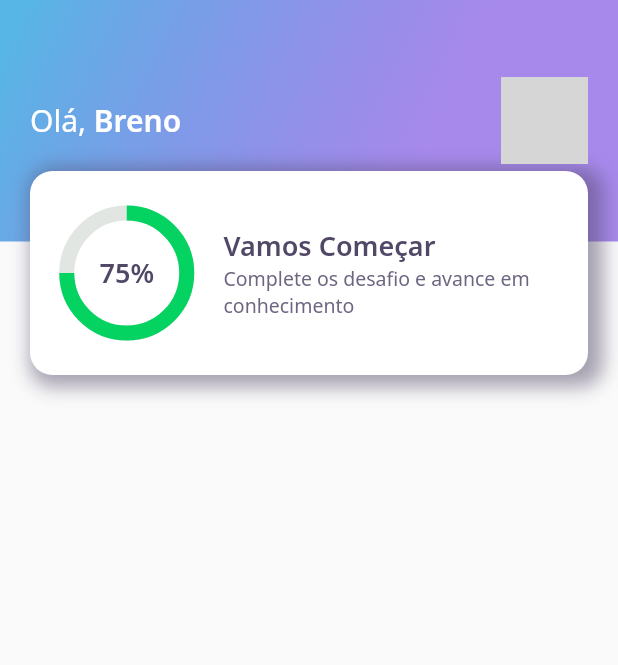
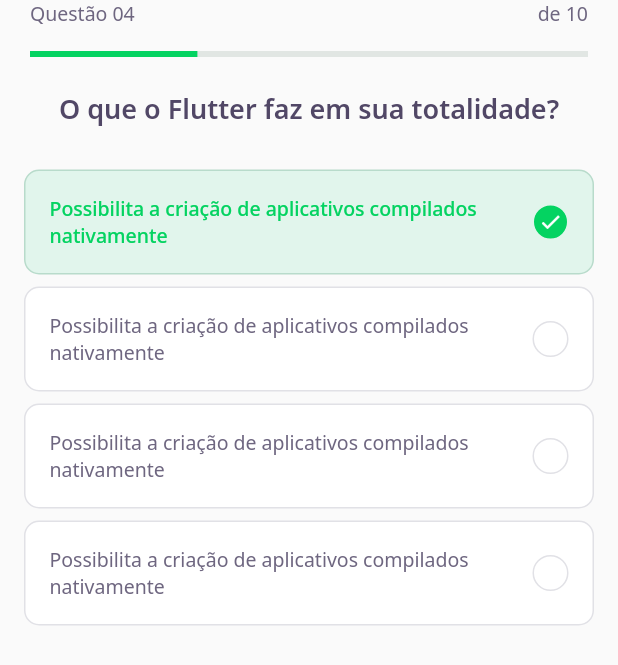
Before and after one commit to brenoos/dev_quiz, a Flutter app: the screen it shows after launch, on a phone screen of 412 x 824 dp. Shown: the top 665 px of the screen. Run offline on Flutter 3.47's test engine with Material 2 defaults, Android fonts, the phone set to English and light mode, and no system bars; our stand-ins replace google_fonts; grey boxes are pictures that could not be loaded.

Commit message:
second class

```diff
--- /dev/null
+++ b/lib/challenge/challenge_page.dart
@@ -0,0 +1,25 @@
+import 'package:DevQuiz/challenge/widgets/question_indicator/question_indicator_widget.dart';
+import 'package:DevQuiz/challenge/widgets/quiz/quiz_widget.dart';
+import 'package:flutter/material.dart';
+
+class ChallengePage extends StatefulWidget {
+  @override
+  _ChallengePageState createState() => _ChallengePageState();
+}
+
+class _ChallengePageState extends State<ChallengePage> {
+  @override
+  Widget build(BuildContext context) {
+    return Scaffold(
+      appBar: PreferredSize(
+        preferredSize: Size.fromHeight(60),
+        child: SafeArea(
+          child: QuestionIndicatorWidget(),
+        ),
+      ),
+      body: QuizWidget(
+        title: "O que o Flutter faz em sua totalidade?",
+      ),
+    );
+  }
+}
--- /dev/null
+++ b/lib/challenge/widgets/awnser/awnser_widget.dart
@@ -0,0 +1,83 @@
+import 'package:DevQuiz/core/core.dart';
+import 'package:flutter/material.dart';
+
+class AwnserWidget extends StatelessWidget {
+  final String title;
+  final bool isRight;
+  final bool isSelected;
+
+  const AwnserWidget({
+    Key? key,
+    required this.title,
+    this.isRight = false,
+    this.isSelected = false,
+  }) : super(key: key);
+
+  Color get _selectedColorRight =>
+      isRight ? AppColors.darkGreen : AppColors.darkRed;
+
+  Color get _selectedBorderRight =>
+      isRight ? AppColors.lightGreen : AppColors.lightRed;
+
+  Color get _selectedColorCardRight =>
+      isRight ? AppColors.lightGreen : AppColors.lightRed;
+
+  Color get _selectedBorderCardRight =>
+      isRight ? AppColors.green : AppColors.red;
+
+  TextStyle get _selectedTextStyleRight =>
+      isRight ? AppTextStyles.bodyDarkGreen : AppTextStyles.bodyDarkRed;
+
+  IconData get _selectedIconRight => isRight ? Icons.check : Icons.close;
+
+  @override
+  Widget build(BuildContext context) {
+    return Padding(
+      padding: EdgeInsets.symmetric(horizontal: 16, vertical: 4),
+      child: Container(
+        padding: EdgeInsets.all(16),
+        decoration: BoxDecoration(
+          color: isSelected ? _selectedColorCardRight : AppColors.white,
+          borderRadius: BorderRadius.circular(10),
+          border: Border.fromBorderSide(
+            BorderSide(
+              color: isSelected ? _selectedBorderCardRight : AppColors.border,
+            ),
+          ),
+        ),
+        child: Row(
+          mainAxisAlignment: MainAxisAlignment.spaceBetween,
+          children: [
+            Expanded(
+              child: Text(
+                title,
+                style:
+                    isSelected ? _selectedTextStyleRight : AppTextStyles.body,
+              ),
+            ),
+            Container(
+              height: 24,
+              width: 24,
+              decoration: BoxDecoration(
+                color: isSelected ? _selectedColorRight : AppColors.white,
+                borderRadius: BorderRadius.circular(500),
+                border: Border.fromBorderSide(
+                  BorderSide(
+                    color: isSelected ? _selectedBorderRight : AppColors.border,
+                  ),
+                ),
+              ),
+              child: isSelected
+                  ? Icon(
+                      _selectedIconRight,
+                      size: 16,
+                      color: Colors.white,
+                    )
+                  : null,
+            )
+          ],
+        ),
+      ),
+    );
+  }
+}
--- /dev/null
+++ b/lib/challenge/widgets/question_indicator/question_indicator_widget.dart
@@ -0,0 +1,35 @@
+import 'package:DevQuiz/core/core.dart';
+import 'package:DevQuiz/shared/widgets/progress_indicator/progress_indicator_widget.dart';
+import 'package:flutter/material.dart';
+
+class QuestionIndicatorWidget extends StatelessWidget {
+  @override
+  Widget build(BuildContext context) {
+    return Container(
+      padding: EdgeInsets.symmetric(horizontal: 20),
+      child: Column(
+        children: [
+          Row(
+            mainAxisAlignment: MainAxisAlignment.spaceBetween,
+            children: [
+              Text(
+                "Questão 04",
+                style: AppTextStyles.body,
+              ),
+              Text(
+                "de 10",
+                style: AppTextStyles.body,
+              ),
+            ],
+          ),
+          SizedBox(
+            height: 16,
+          ),
+          ProgressIndicatorWidget(
+            value: 0.7,
+          )
+        ],
+      ),
+    );
+  }
+}
--- /dev/null
+++ b/lib/challenge/widgets/quiz/quiz_widget.dart
@@ -0,0 +1,46 @@
+import 'package:DevQuiz/challenge/widgets/awnser/awnser_widget.dart';
+import 'package:DevQuiz/core/core.dart';
+import 'package:flutter/material.dart';
+
+class QuizWidget extends StatelessWidget {
+  final String title;
+
+  const QuizWidget({
+    Key? key,
+    required this.title,
+  }) : super(key: key);
+  @override
+  Widget build(BuildContext context) {
+    return Container(
+      child: Column(
+        children: [
+          Text(
+            title,
+            style: AppTextStyles.heading,
+          ),
+          SizedBox(
+            height: 24,
+          ),
+          AwnserWidget(
+            isRight: true,
+            isSelected: true,
+            title:
+                "Possibilita a criação de aplicativos compilados nativamente",
+          ),
+          AwnserWidget(
+            title:
+                "Possibilita a criação de aplicativos compilados nativamente",
+          ),
+          AwnserWidget(
+            title:
+                "Possibilita a criação de aplicativos compilados nativamente",
+          ),
+          AwnserWidget(
+            title:
+                "Possibilita a criação de aplicativos compilados nativamente",
+          ),
+        ],
+      ),
+    );
+  }
+}
--- a/lib/core/app_widget.dart
+++ b/lib/core/app_widget.dart
@@ -1,3 +1,4 @@
+import 'package:DevQuiz/challenge/challenge_page.dart';
 import 'package:DevQuiz/home/home_page.dart';
 import 'package:DevQuiz/splash/splash_page.dart';
 import 'package:flutter/material.dart';
@@ -7,7 +8,7 @@ class AppWidget extends StatelessWidget {
   Widget build(BuildContext context) {
     return MaterialApp(
       title: "DevQuiz",
-      home: HomePage(),
+      home: ChallengePage(),
       debugShowCheckedModeBanner: false,
     );
   }
--- a/lib/home/widgets/score_card/score_card.dart
+++ b/lib/home/widgets/score_card/score_card.dart
@@ -8,7 +8,6 @@ class ScoreCardWidget extends StatelessWidget {
     return Padding(
       padding: const EdgeInsets.symmetric(horizontal: 20),
       child: Container(
-        padding: EdgeInsets.symmetric(horizontal: 24),
         height: 136,
         decoration: BoxDecoration(
             color: AppColors.white,
@@ -21,6 +20,8 @@ class ScoreCardWidget extends StatelessWidget {
                 offset: Offset(5, 3),
               )
             ]),
+        child: Padding(
+          padding: EdgeInsets.symmetric(horizontal: 24),
           child: Row(
             mainAxisAlignment: MainAxisAlignment.center,
             crossAxisAlignment: CrossAxisAlignment.center,
@@ -52,6 +53,7 @@ class ScoreCardWidget extends StatelessWidget {
             ],
           ),
         ),
+      ),
     );
   }
 }
--- /dev/null
+++ b/lib/shared/widgets/progress_indicator/progress_indicator_widget.dart
@@ -0,0 +1,22 @@
+import 'package:DevQuiz/core/app_colors.dart';
+import 'package:flutter/material.dart';
+
+class ProgressIndicatorWidget extends StatelessWidget {
+  final double value;
+
+  const ProgressIndicatorWidget({
+    Key? key,
+    required this.value,
+  }) : super(key: key);
+
+  @override
+  Widget build(BuildContext context) {
+    return LinearProgressIndicator(
+      value: 0.3,
+      backgroundColor: AppColors.chartSecondary,
+      valueColor: AlwaysStoppedAnimation<Color>(
+        AppColors.chartPrimary,
+      ),
+    );
+  }
+}
```
Also changed, not shown: lib/home/home_page.dart (+45 -0 lines), lib/home/widgets/level_button/level_button_widget.dart (added, +63 -0 lines), lib/home/widgets/quiz_card/quiz_card.dart (added, +56 -0 lines). Lines whose indentation alone changed are shown as unchanged.
